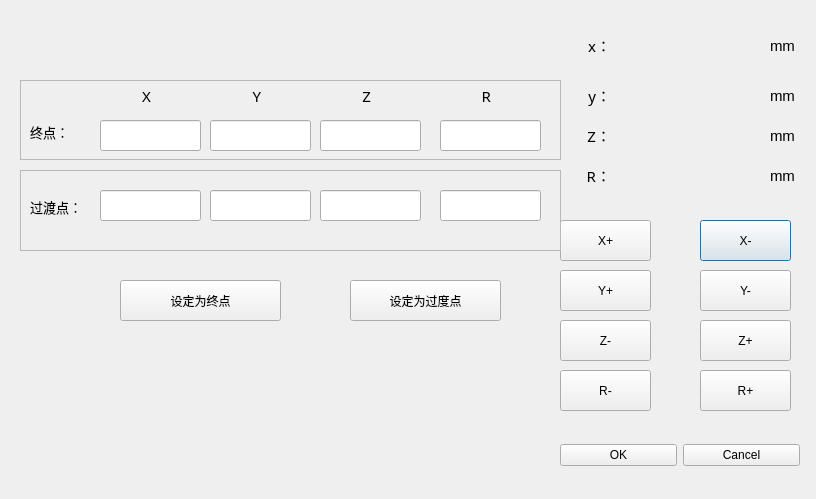
First picture: the form in addroute_dialog.ui, repository chuge007/detectOfvioce, before the edit.
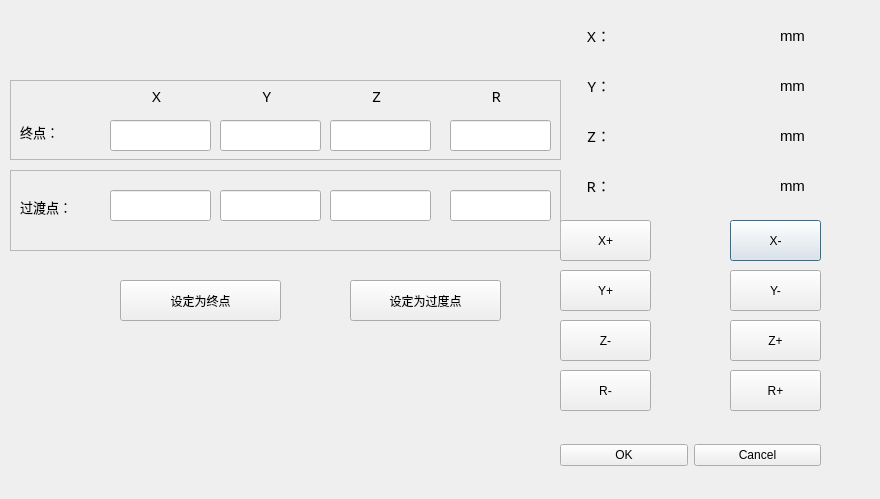
Second picture: the form after the edit.

```diff
--- a/addroute_dialog.ui
+++ b/addroute_dialog.ui
@@ -6,10 +6,16 @@
    <rect>
     <x>0</x>
     <y>0</y>
-    <width>816</width>
+    <width>880</width>
     <height>499</height>
    </rect>
   </property>
+  <property name="maximumSize">
+   <size>
+    <width>880</width>
+    <height>499</height>
+   </size>
+  </property>
   <property name="windowTitle">
    <string>Create Route</string>
   </property>
@@ -17,7 +23,7 @@
    <property name="geometry">
     <rect>
      <x>610</x>
-     <y>80</y>
+     <y>70</y>
      <width>151</width>
      <height>31</height>
     </rect>
@@ -35,7 +41,7 @@
   <widget class="QPushButton" name="RxSub_btn">
    <property name="geometry">
     <rect>
-     <x>700</x>
+     <x>730</x>
      <y>220</y>
      <width>91</width>
      <height>41</height>
@@ -60,9 +66,9 @@
   <widget class="QLabel" name="label_9">
    <property name="geometry">
     <rect>
-     <x>770</x>
-     <y>80</y>
-     <width>41</width>
+     <x>780</x>
+     <y>70</y>
+     <width>91</width>
      <height>31</height>
     </rect>
    </property>
@@ -79,9 +85,9 @@
   <widget class="QLabel" name="label_6">
    <property name="geometry">
     <rect>
-     <x>570</x>
-     <y>30</y>
-     <width>41</width>
+     <x>560</x>
+     <y>20</y>
+     <width>51</width>
      <height>31</height>
     </rect>
    </property>
@@ -92,7 +98,7 @@
     </font>
    </property>
    <property name="text">
-    <string>x：</string>
+    <string>X：</string>
    </property>
    <property name="alignment">
     <set>Qt::AlignRight|Qt::AlignTrailing|Qt::AlignVCenter</set>
@@ -101,9 +107,9 @@
   <widget class="QLabel" name="label_7">
    <property name="geometry">
     <rect>
-     <x>570</x>
-     <y>80</y>
-     <width>41</width>
+     <x>560</x>
+     <y>70</y>
+     <width>51</width>
      <height>31</height>
     </rect>
    </property>
@@ -114,7 +120,7 @@
     </font>
    </property>
    <property name="text">
-    <string>y：</string>
+    <string>Y：</string>
    </property>
    <property name="alignment">
     <set>Qt::AlignRight|Qt::AlignTrailing|Qt::AlignVCenter</set>
@@ -148,9 +154,9 @@
   <widget class="QLabel" name="label_8">
    <property name="geometry">
     <rect>
-     <x>770</x>
-     <y>30</y>
-     <width>41</width>
+     <x>780</x>
+     <y>20</y>
+     <width>81</width>
      <height>31</height>
     </rect>
    </property>
@@ -168,7 +174,7 @@
    <property name="geometry">
     <rect>
      <x>610</x>
-     <y>30</y>
+     <y>20</y>
      <width>151</width>
      <height>31</height>
     </rect>
@@ -211,7 +217,7 @@
   <widget class="QPushButton" name="RySub_btn">
    <property name="geometry">
     <rect>
-     <x>700</x>
+     <x>730</x>
      <y>270</y>
      <width>91</width>
      <height>41</height>
@@ -236,7 +242,7 @@
   <widget class="QPushButton" name="RrAdd_btn">
    <property name="geometry">
     <rect>
-     <x>700</x>
+     <x>730</x>
      <y>370</y>
      <width>91</width>
      <height>41</height>
@@ -287,7 +293,7 @@
    <property name="geometry">
     <rect>
      <x>610</x>
-     <y>160</y>
+     <y>170</y>
      <width>151</width>
      <height>31</height>
     </rect>
@@ -305,9 +311,9 @@
   <widget class="QLabel" name="label_10">
    <property name="geometry">
     <rect>
-     <x>570</x>
-     <y>160</y>
-     <width>41</width>
+     <x>560</x>
+     <y>170</y>
+     <width>51</width>
      <height>31</height>
     </rect>
    </property>
@@ -327,9 +333,9 @@
   <widget class="QLabel" name="label_11">
    <property name="geometry">
     <rect>
-     <x>770</x>
-     <y>160</y>
-     <width>41</width>
+     <x>780</x>
+     <y>170</y>
+     <width>81</width>
      <height>31</height>
     </rect>
    </property>
@@ -346,9 +352,9 @@
   <widget class="QFrame" name="frame_trans">
    <property name="geometry">
     <rect>
-     <x>20</x>
+     <x>10</x>
      <y>170</y>
-     <width>541</width>
+     <width>551</width>
      <height>81</height>
     </rect>
    </property>
@@ -363,7 +369,7 @@
      <rect>
       <x>10</x>
       <y>16</y>
-      <width>91</width>
+      <width>101</width>
       <height>41</height>
      </rect>
     </property>
@@ -381,7 +387,7 @@
    <widget class="QLineEdit" name="yTrans_lin">
     <property name="geometry">
      <rect>
-      <x>190</x>
+      <x>210</x>
       <y>20</y>
       <width>101</width>
       <height>31</height>
@@ -394,7 +400,7 @@
    <widget class="QLineEdit" name="xTrans_lin">
     <property name="geometry">
      <rect>
-      <x>80</x>
+      <x>100</x>
       <y>20</y>
       <width>101</width>
       <height>31</height>
@@ -407,7 +413,7 @@
    <widget class="QLineEdit" name="rTrans_lin">
     <property name="geometry">
      <rect>
-      <x>420</x>
+      <x>440</x>
       <y>20</y>
       <width>101</width>
       <height>31</height>
@@ -420,7 +426,7 @@
    <widget class="QLineEdit" name="zTrans_lin">
     <property name="geometry">
      <rect>
-      <x>300</x>
+      <x>320</x>
       <y>20</y>
       <width>101</width>
       <height>31</height>
@@ -434,9 +440,9 @@
   <widget class="QFrame" name="frame_star">
    <property name="geometry">
     <rect>
-     <x>20</x>
+     <x>10</x>
      <y>80</y>
-     <width>541</width>
+     <width>551</width>
      <height>80</height>
     </rect>
    </property>
@@ -449,7 +455,7 @@
    <widget class="QLabel" name="label_14">
     <property name="geometry">
      <rect>
-      <x>110</x>
+      <x>130</x>
       <y>0</y>
       <width>21</width>
       <height>31</height>
@@ -491,7 +497,7 @@
    <widget class="QLineEdit" name="rEnd_lin">
     <property name="geometry">
      <rect>
-      <x>420</x>
+      <x>440</x>
       <y>40</y>
       <width>101</width>
       <height>31</height>
@@ -504,7 +510,7 @@
    <widget class="QLineEdit" name="xEnd_lin">
     <property name="geometry">
      <rect>
-      <x>80</x>
+      <x>100</x>
       <y>40</y>
       <width>101</width>
       <height>31</height>
@@ -517,7 +523,7 @@
    <widget class="QLabel" name="label_12">
     <property name="geometry">
      <rect>
-      <x>450</x>
+      <x>470</x>
       <y>0</y>
       <width>21</width>
       <height>31</height>
@@ -539,7 +545,7 @@
    <widget class="QLineEdit" name="yEnd_lin">
     <property name="geometry">
      <rect>
-      <x>190</x>
+      <x>210</x>
       <y>40</y>
       <width>101</width>
       <height>31</height>
@@ -552,7 +558,7 @@
    <widget class="QLabel" name="label_13">
     <property name="geometry">
      <rect>
-      <x>220</x>
+      <x>240</x>
       <y>0</y>
       <width>21</width>
       <height>31</height>
@@ -574,7 +580,7 @@
    <widget class="QLineEdit" name="zEnd_lin">
     <property name="geometry">
      <rect>
-      <x>300</x>
+      <x>320</x>
       <y>40</y>
       <width>101</width>
       <height>31</height>
@@ -587,7 +593,7 @@
    <widget class="QLabel" name="label_17">
     <property name="geometry">
      <rect>
-      <x>330</x>
+      <x>350</x>
       <y>0</y>
       <width>21</width>
       <height>31</height>
@@ -637,7 +643,7 @@
     <rect>
      <x>560</x>
      <y>440</y>
-     <width>240</width>
+     <width>261</width>
      <height>30</height>
     </rect>
    </property>
@@ -686,9 +692,9 @@
   <widget class="QLabel" name="label_15">
    <property name="geometry">
     <rect>
-     <x>570</x>
+     <x>560</x>
      <y>120</y>
-     <width>41</width>
+     <width>51</width>
      <height>31</height>
     </rect>
    </property>
@@ -708,9 +714,9 @@
   <widget class="QLabel" name="label_16">
    <property name="geometry">
     <rect>
-     <x>770</x>
+     <x>780</x>
      <y>120</y>
-     <width>41</width>
+     <width>81</width>
      <height>31</height>
     </rect>
    </property>
@@ -771,7 +777,7 @@
   <widget class="QPushButton" name="RzAdd_btn">
    <property name="geometry">
     <rect>
-     <x>700</x>
+     <x>730</x>
      <y>320</y>
      <width>91</width>
      <height>41</height>
```
